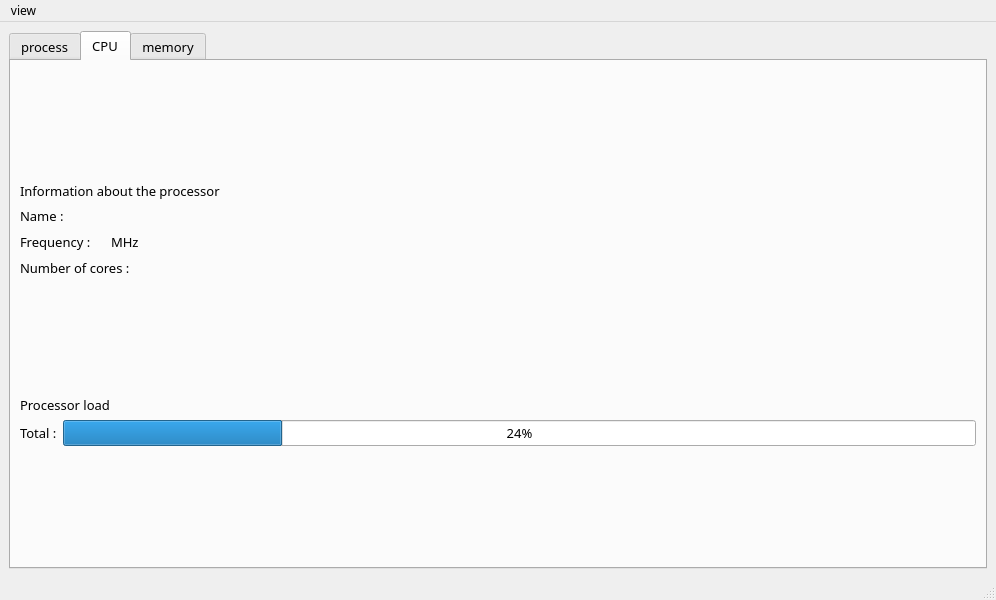
First picture: the form in mainwindow.ui, repository KessoPavel/LinuxTaskManager, before the edit.
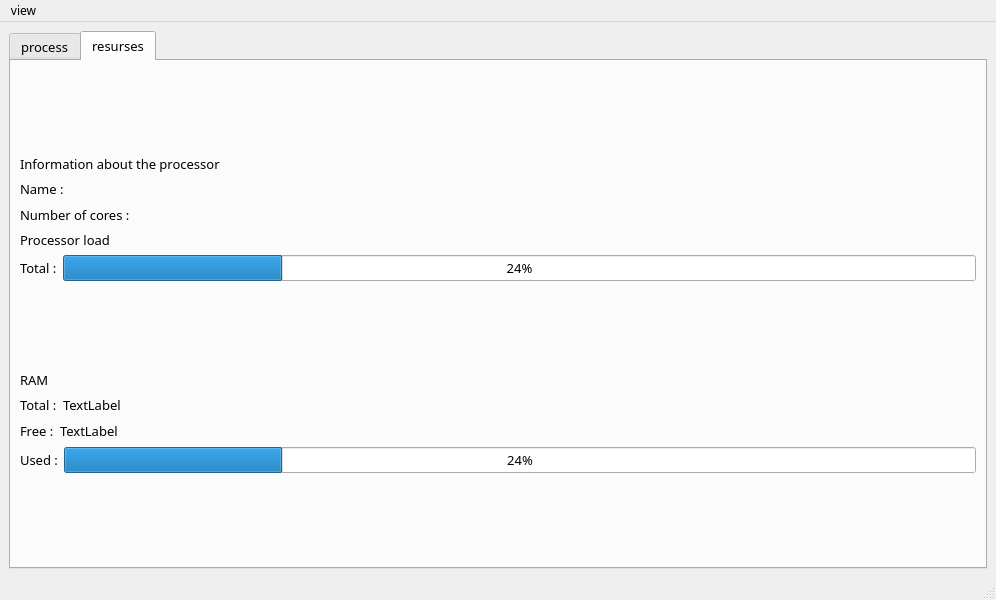
Second picture: the form after the edit. The open tabs and pages were chosen to show the change.

```diff
--- a/mainwindow.ui
+++ b/mainwindow.ui
@@ -24,7 +24,7 @@
    </font>
   </property>
   <property name="windowTitle">
-   <string>MainWindow</string>
+   <string>Cube</string>
   </property>
   <widget class="QWidget" name="centralwidget">
    <layout class="QGridLayout" name="gridLayout">
@@ -39,7 +39,7 @@
        <bool>false</bool>
       </property>
       <property name="currentIndex">
-       <number>1</number>
+       <number>0</number>
       </property>
       <property name="documentMode">
        <bool>false</bool>
@@ -162,7 +162,7 @@
       </widget>
       <widget class="QWidget" name="tab_2">
        <attribute name="title">
-        <string>CPU</string>
+        <string>resurses</string>
        </attribute>
        <layout class="QVBoxLayout" name="verticalLayout_3">
         <item>
@@ -225,44 +225,6 @@
             </item>
            </layout>
           </item>
-          <item>
-           <layout class="QHBoxLayout" name="horizontalLayout_4">
-            <item>
-             <widget class="QLabel" name="label_3">
-              <property name="text">
-               <string>Frequency :</string>
-              </property>
-             </widget>
-            </item>
-            <item>
-             <widget class="QLabel" name="frequency">
-              <property name="text">
-               <string/>
-              </property>
-             </widget>
-            </item>
-            <item>
-             <widget class="QLabel" name="label_7">
-              <property name="text">
-               <string>MHz</string>
-              </property>
-             </widget>
-            </item>
-            <item>
-             <spacer name="horizontalSpacer_5">
-              <property name="orientation">
-               <enum>Qt::Horizontal</enum>
-              </property>
-              <property name="sizeHint" stdset="0">
-               <size>
-                <width>40</width>
-                <height>20</height>
-               </size>
-              </property>
-             </spacer>
-            </item>
-           </layout>
-          </item>
           <item>
            <layout class="QHBoxLayout" name="horizontalLayout_6">
             <item>
@@ -294,19 +256,6 @@
             </item>
            </layout>
           </item>
-          <item>
-           <spacer name="verticalSpacer">
-            <property name="orientation">
-             <enum>Qt::Vertical</enum>
-            </property>
-            <property name="sizeHint" stdset="0">
-             <size>
-              <width>20</width>
-              <height>40</height>
-             </size>
-            </property>
-           </spacer>
-          </item>
           <item>
            <layout class="QHBoxLayout" name="horizontalLayout_7">
             <item>
@@ -349,15 +298,114 @@
             </property>
            </spacer>
           </item>
+          <item>
+           <layout class="QHBoxLayout" name="horizontalLayout_4">
+            <item>
+             <widget class="QLabel" name="label_3">
+              <property name="text">
+               <string>RAM</string>
+              </property>
+             </widget>
+            </item>
+           </layout>
+          </item>
+          <item>
+           <layout class="QHBoxLayout" name="horizontalLayout_8">
+            <item>
+             <widget class="QLabel" name="label_7">
+              <property name="text">
+               <string>Total :</string>
+              </property>
+             </widget>
+            </item>
+            <item>
+             <widget class="QLabel" name="TotalRAM">
+              <property name="text">
+               <string>TextLabel</string>
+              </property>
+             </widget>
+            </item>
+            <item>
+             <spacer name="horizontalSpacer_5">
+              <property name="orientation">
+               <enum>Qt::Horizontal</enum>
+              </property>
+              <property name="sizeHint" stdset="0">
+               <size>
+                <width>40</width>
+                <height>20</height>
+               </size>
+              </property>
+             </spacer>
+            </item>
+           </layout>
+          </item>
+          <item>
+           <layout class="QHBoxLayout" name="horizontalLayout_10">
+            <item>
+             <widget class="QLabel" name="label_9">
+              <property name="text">
+               <string>Free :</string>
+              </property>
+             </widget>
+            </item>
+            <item>
+             <widget class="QLabel" name="FreeRAM">
+              <property name="text">
+               <string>TextLabel</string>
+              </property>
+             </widget>
+            </item>
+            <item>
+             <spacer name="horizontalSpacer_7">
+              <property name="orientation">
+               <enum>Qt::Horizontal</enum>
+              </property>
+              <property name="sizeHint" stdset="0">
+               <size>
+                <width>40</width>
+                <height>20</height>
+               </size>
+              </property>
+             </spacer>
+            </item>
+           </layout>
+          </item>
+          <item>
+           <layout class="QHBoxLayout" name="horizontalLayout_11">
+            <item>
+             <widget class="QLabel" name="label_8">
+              <property name="text">
+               <string>Used :</string>
+              </property>
+             </widget>
+            </item>
+            <item>
+             <widget class="QProgressBar" name="progressBar_2">
+              <property name="value">
+               <number>24</number>
+              </property>
+             </widget>
+            </item>
+           </layout>
+          </item>
+          <item>
+           <spacer name="verticalSpacer">
+            <property name="orientation">
+             <enum>Qt::Vertical</enum>
+            </property>
+            <property name="sizeHint" stdset="0">
+             <size>
+              <width>20</width>
+              <height>40</height>
+             </size>
+            </property>
+           </spacer>
+          </item>
          </layout>
         </item>
        </layout>
       </widget>
-      <widget class="QWidget" name="tab_3">
-       <attribute name="title">
-        <string>memory</string>
-       </attribute>
-      </widget>
      </widget>
     </item>
    </layout>
```
